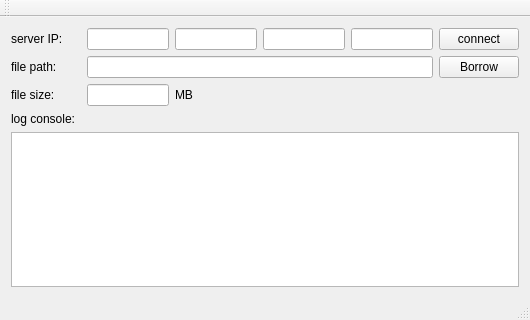
HosseinBeheshti/FZ3, file qt/FZ3TCPClient/mainwindow.ui: the form before one commit.
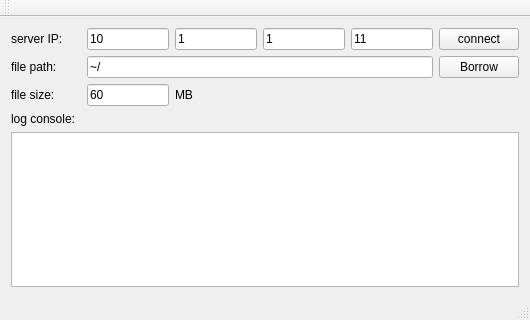
The form after the commit.

Commit message: update init values

Diff of the .ui file:
```diff
--- a/qt/FZ3TCPClient/mainwindow.ui
+++ b/qt/FZ3TCPClient/mainwindow.ui
@@ -33,7 +33,11 @@
      </widget>
     </item>
     <item row="0" column="4">
-     <widget class="QLineEdit" name="lineEdit_ip3"/>
+     <widget class="QLineEdit" name="lineEdit_ip3">
+      <property name="text">
+       <string>1</string>
+      </property>
+     </widget>
     </item>
     <item row="4" column="0">
      <widget class="QLabel" name="label">
@@ -43,10 +47,18 @@
      </widget>
     </item>
     <item row="0" column="5">
-     <widget class="QLineEdit" name="lineEdit_ip4"/>
+     <widget class="QLineEdit" name="lineEdit_ip4">
+      <property name="text">
+       <string>11</string>
+      </property>
+     </widget>
     </item>
     <item row="0" column="2">
-     <widget class="QLineEdit" name="lineEdit_ip1"/>
+     <widget class="QLineEdit" name="lineEdit_ip1">
+      <property name="text">
+       <string>10</string>
+      </property>
+     </widget>
     </item>
     <item row="2" column="0">
      <widget class="QLabel" name="label_3">
@@ -56,7 +68,11 @@
      </widget>
     </item>
     <item row="2" column="2" colspan="4">
-     <widget class="QLineEdit" name="lineEdit_path"/>
+     <widget class="QLineEdit" name="lineEdit_path">
+      <property name="text">
+       <string>~/</string>
+      </property>
+     </widget>
     </item>
     <item row="0" column="0">
      <widget class="QLabel" name="label_2">
@@ -66,7 +82,11 @@
      </widget>
     </item>
     <item row="0" column="3">
-     <widget class="QLineEdit" name="lineEdit_ip2"/>
+     <widget class="QLineEdit" name="lineEdit_ip2">
+      <property name="text">
+       <string>1</string>
+      </property>
+     </widget>
     </item>
     <item row="0" column="6">
      <widget class="QPushButton" name="pushButton_connect">
@@ -83,7 +103,11 @@
      </widget>
     </item>
     <item row="3" column="2">
-     <widget class="QLineEdit" name="lineEdit_file_size"/>
+     <widget class="QLineEdit" name="lineEdit_file_size">
+      <property name="text">
+       <string>60</string>
+      </property>
+     </widget>
     </item>
     <item row="3" column="3">
      <widget class="QLabel" name="label_5">
```
The commit also changes 1 other file.
